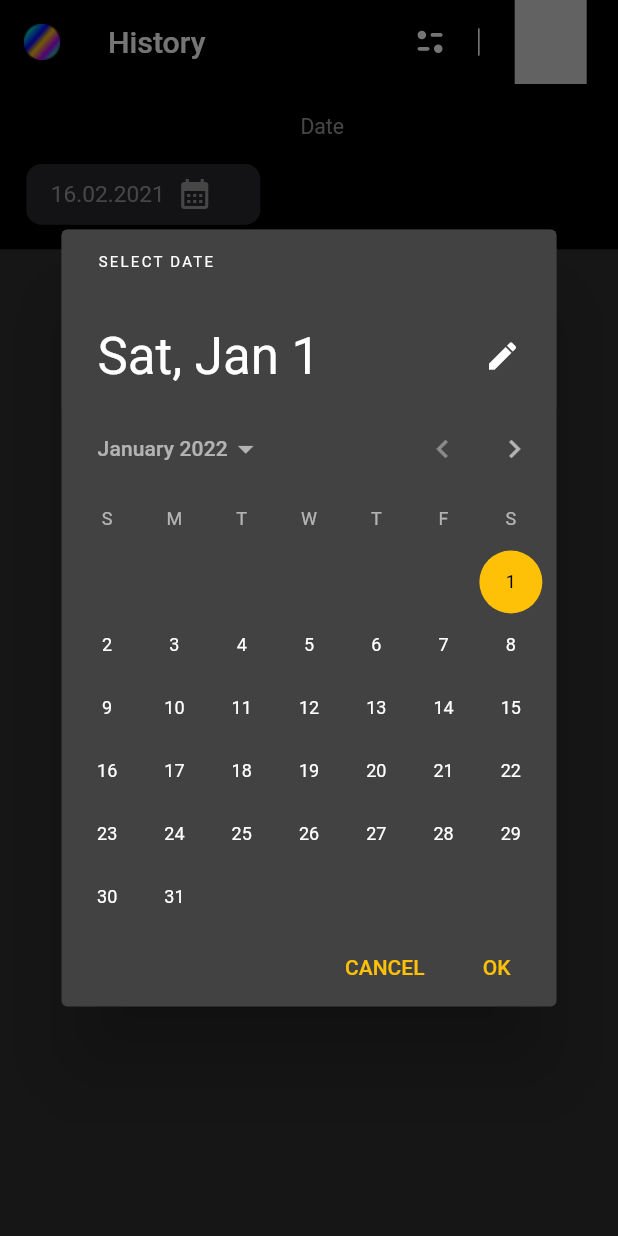
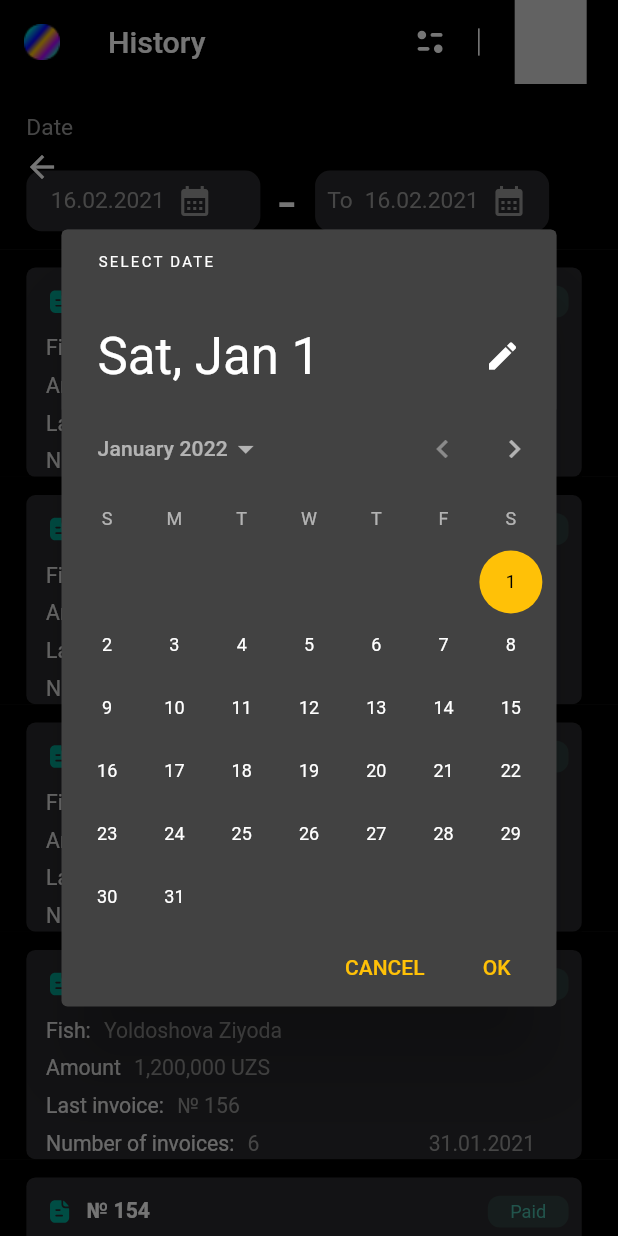
Before and after one commit to dilbekdeveloper11/IBillingg, a Flutter app: the HistoryPages screen opened directly, after a tap on the "calendar month" icon, on a phone screen of 412 x 824 dp. Run offline on Flutter 3.47's test engine with Material 2 defaults, Android fonts, the phone set to English and light mode, and no system bars; our stand-ins replace flutter_svg; missing offline and left inert: calendar_agenda.

Commit message:
savedPages boshlandi

```diff
--- a/lib/history_pages/history_pages.dart
+++ b/lib/history_pages/history_pages.dart
@@ -24,20 +24,73 @@ class HistoryPages extends StatelessWidget {
                 left: getW(16),
               ),
               child: Column(
+                crossAxisAlignment: CrossAxisAlignment.start,
                 children: [
                   Text(
                     "Date",
                     style: TextStyle(
-                      fontSize: getH(14),
+                      fontSize: getH(15),
                       color: Colores.greyColor,
                     ),
                   ),
                   SizedBox(height: getH(16)),
-                  Row(children: [Widgets.calendarCurrent(context: context)],)
+                  Row(
+                    children: [
+                      Widgets.calendarCurrent(context: context),
+                      SizedBox(
+                        width: getH(12),
+                      ),
+                      Text(
+                        "-",
+                        style: TextStyle(
+                          fontSize: getH(40),
+                          color: Colores.whiteFFFF,
+                        ),
+                      ),
+                      SizedBox(width: getW(12)),
+                      Widgets.calendarCurrent(context: context, title: "To"),
+                    ],
+                  ),
                 ],
               ),
             ),
-          )
+          ),
+          SliverGrid(
+            gridDelegate: SliverGridDelegateWithFixedCrossAxisCount(
+              crossAxisCount: 1,
+              mainAxisExtent: getH(150),
+            ),
+            delegate: SliverChildBuilderDelegate(
+              (context, index) {
+                return Container(
+                  color: Colors.black,
+                  height: double.infinity,
+                  width: double.infinity,
+                  child: Padding(
+                    padding: EdgeInsets.only(right: getW(22), top: getH(12)),
+                    child: Container(
+                      color: Colors.black,
+                      child: Widgets.Card(
+                        ntitle: "№ 154",
+                        height: 21,
+                        width: 49,
+                        colors: const Color(0xff49B7A5),
+                        opacity: 0.15,
+                        smallTitle: "Paid",
+                        smallTitleColor: const Color(0xff49B7A5),
+                        ismi: "Yoldoshova Ziyoda",
+                        amount: "1,200,000 UZS",
+                        lastInvoice: "№ 156",
+                        number: "6",
+                        date: "31.01.2021",
+                      ),
+                    ),
+                  ),
+                );
+              },
+              childCount: 6,
+            ),
+          ),
         ],
       ),
     );
--- a/lib/main.dart
+++ b/lib/main.dart
@@ -3,6 +3,7 @@ import 'package:ibilling/contract_pages/contract_pages_one.dart';
 import 'package:ibilling/contract_pages/filter_pages.dart';
 import 'package:ibilling/contract_pages/search_page.dart';
 import 'package:ibilling/history_pages/history_pages.dart';
+import 'package:ibilling/saved_pages/saved_pages.dart';
 
 void main() {
   runApp(const MyApp());
@@ -19,7 +20,7 @@ class MyApp extends StatelessWidget {
         brightness: Brightness.dark,
         primarySwatch: Colors.amber,
       ),
-      home: const HistoryPages(),
+      home: const SavedPages(),
     );
   }
 }
--- /dev/null
+++ b/lib/saved_pages/saved_pages.dart
@@ -0,0 +1,43 @@
+import 'package:flutter/material.dart';
+import 'package:ibilling/core/Size_config.dart';
+import 'package:ibilling/core/app_bar_pages.dart';
+import 'package:ibilling/core/colors.dart';
+import 'package:ibilling/core/widgets.dart';
+
+class SavedPages extends StatelessWidget {
+  const SavedPages({Key? key}) : super(key: key);
+
+  @override
+  Widget build(BuildContext context) {
+    SizeConfig().init(context);
+    return Scaffold(
+      backgroundColor: Colors.black,
+      appBar: MyAppBar(text: "Saved").build(context),
+      body: ListView.builder(
+        itemBuilder: (context, index) {
+          return Padding(
+            padding: EdgeInsets.only(right: getW(22), top: getH(12)),
+            child: Container(
+              color: Colors.black,
+              child: Widgets.Card(
+                ntitle: "№ 154",
+                height: 21,
+                width: 49,
+                colors: const Color(0xff49B7A5),
+                opacity: 0.15,
+                smallTitle: "Paid",
+                smallTitleColor: const Color(0xff49B7A5),
+                ismi: "Yoldoshova Ziyoda",
+                amount: "1,200,000 UZS",
+                lastInvoice: "№ 156",
+                number: "6",
+                date: "31.01.2021",
+              ),
+            ),
+          );
+        },
+        itemCount: 5,
+      ),
+    );
+  }
+}
```
Also changed, not shown: 3 other files.
